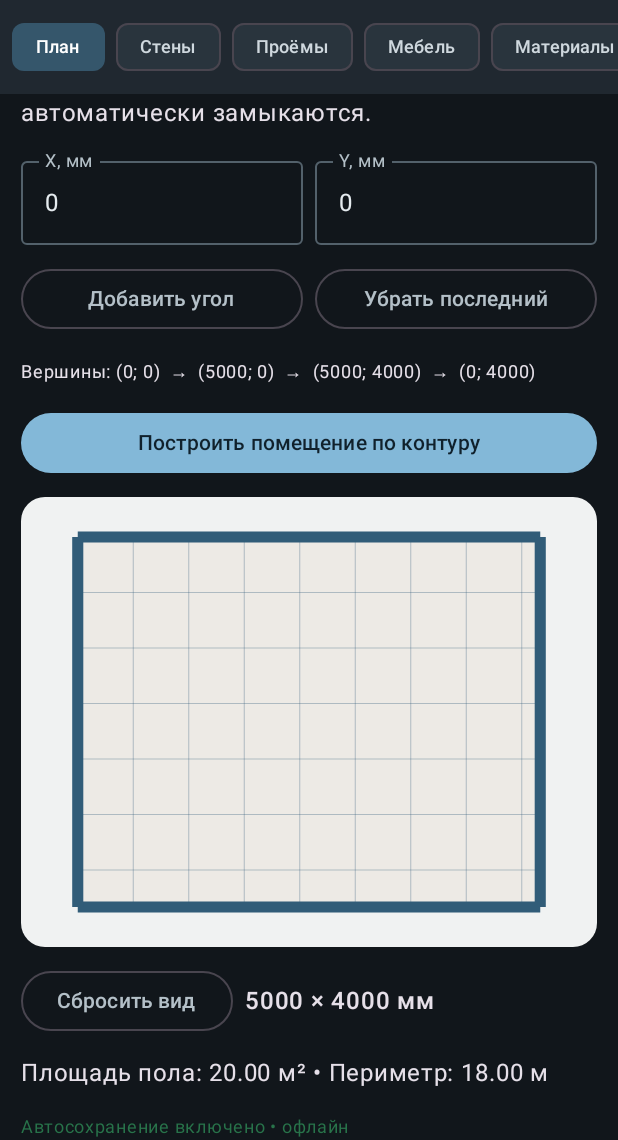
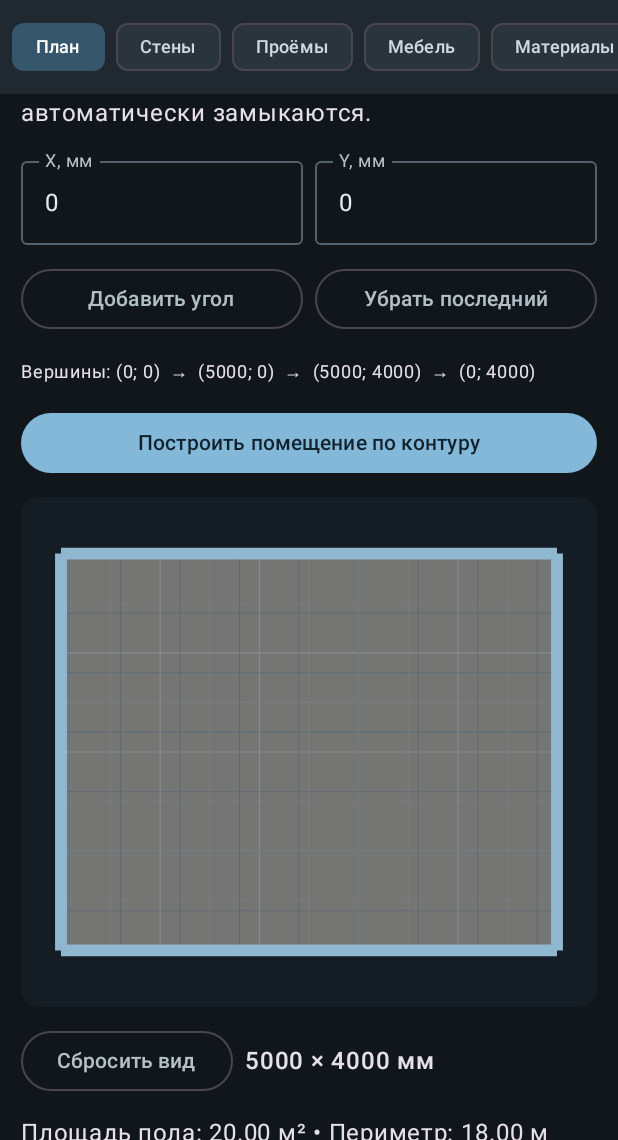
Before and after one commit to Romangold999/PLAN-DESIGN-3D, an Android app built with Jetpack Compose: the screen it shows after launch (MainActivity), scrolled down 488 dp, on a phone screen of 412 x 824 dp, the part 96-1236 px from its top. Run offline under Robolectric (Android 15) with nearby library versions, the phone set to English and light mode, and no system bars.

Commit message:
Refine plan and elevation canvases with dark CAD drafting grid

```diff
--- a/app/src/main/java/com/romgold/plandesign3d/MainActivity.kt
+++ b/app/src/main/java/com/romgold/plandesign3d/MainActivity.kt
@@ -256,7 +256,7 @@ private fun PlanEditor(project: ProjectDocument, change: (ProjectDocument) -> Un
         change(project.copy(room = shape, furniture = emptyList()))
     }, enabled = vertices.size >= 3, modifier = Modifier.fillMaxWidth()) { Text("Построить помещение по контуру") }
 
-    Box(Modifier.fillMaxWidth().height(300.dp).background(Color(0xFFF0F2F2), RoundedCornerShape(16.dp)).padding(8.dp)) {
+    Box(Modifier.fillMaxWidth().height(340.dp).background(Color(0xFF151D24), RoundedCornerShape(12.dp)).padding(8.dp)) {
         Canvas(Modifier.fillMaxSize().pointerInput(project.room) {
             detectTransformGestures { _, delta, zoomDelta, _ ->
                 zoom = (zoom * zoomDelta).coerceIn(0.45f, 6f)
@@ -271,6 +271,14 @@ private fun PlanEditor(project: ProjectDocument, change: (ProjectDocument) -> Un
             val minY = project.room.walls.minOf { min(it.start.yMm, it.end.yMm) }
             val origin = Offset((size.width - bw * scale) / 2f, (size.height - bd * scale) / 2f) + pan
             fun point(x: Int, y: Int) = Offset(origin.x + (x - minX) * scale, origin.y + (y - minY) * scale)
+            for (x in minX..(minX + bw) step 500) {
+                val major = (x % 1000 == 0)
+                drawLine(if (major) Color(0xFF344653) else Color(0xFF26343E), point(x, minY), point(x, minY + bd), strokeWidth = if (major) 1.2f else 0.6f)
+            }
+            for (y in minY..(minY + bd) step 500) {
+                val major = (y % 1000 == 0)
+                drawLine(if (major) Color(0xFF344653) else Color(0xFF26343E), point(minX, y), point(minX + bw, y), strokeWidth = if (major) 1.2f else 0.6f)
+            }
             val floorPath = Path().apply {
                 val first = point(project.room.walls.first().start.xMm, project.room.walls.first().start.yMm)
                 moveTo(first.x, first.y)
@@ -298,14 +306,14 @@ private fun PlanEditor(project: ProjectDocument, change: (ProjectDocument) -> Un
                 val a = point(wall.start.xMm, wall.start.yMm)
                 val b = point(wall.end.xMm, wall.end.yMm)
                 val stroke = (wall.thicknessMm * scale).coerceAtLeast(5f)
-                drawLine(Color(0xFF315C78), a, b, strokeWidth = stroke)
+                drawLine(Color(0xFF8FB8D0), a, b, strokeWidth = stroke)
                 project.room.openings.filter { it.wallIndex == index }.forEach { opening ->
                     val length = wall.lengthMm.toFloat()
                     val from = opening.offsetMm / length
                     val to = (opening.offsetMm + opening.widthMm) / length
                     val p1 = Offset(a.x + (b.x - a.x) * from, a.y + (b.y - a.y) * from)
                     val p2 = Offset(a.x + (b.x - a.x) * to, a.y + (b.y - a.y) * to)
-                    drawLine(Color(0xFFF0F2F2), p1, p2, strokeWidth = stroke + 3f)
+                    drawLine(Color(0xFF151D24), p1, p2, strokeWidth = stroke + 3f)
                     if (opening.type == OpeningType.WINDOW) drawLine(Color(0xFF38A6C8), p1, p2, strokeWidth = 3f)
                 }
             }
@@ -318,7 +326,7 @@ private fun PlanEditor(project: ProjectDocument, change: (ProjectDocument) -> Un
                 val p = Offset(center.x - s.width / 2f, center.y - s.height / 2f)
                 rotate(item.rotationDegrees.toFloat(), center) {
                     drawRect(Color(0xFFB77B55), p, s)
-                    drawRect(Color(0xFF704D3A), p, s, style = Stroke(2f))
+                    drawRect(Color(0xFFE0B08D), p, s, style = Stroke(2f))
                 }
             }
             project.annotations.forEach { annotation ->
@@ -671,21 +679,21 @@ private fun WallElevationEditor(project: ProjectDocument) {
             }
         }
     }
-    Canvas(Modifier.fillMaxWidth().height(260.dp).background(Color(0xFFF0F2F2), RoundedCornerShape(12.dp)).padding(12.dp)) {
+    Canvas(Modifier.fillMaxWidth().height(260.dp).background(Color(0xFF151D24), RoundedCornerShape(12.dp)).padding(12.dp)) {
         val scale = min((size.width - 32f) / wall.lengthMm.toFloat(), (size.height - 32f) / wall.heightMm.toFloat())
         val wallWidth = wall.lengthMm.toFloat() * scale
         val wallHeight = wall.heightMm * scale
         val left = (size.width - wallWidth) / 2f
         val top = (size.height - wallHeight) / 2f
         drawRect(Color(project.wallFinish.colorArgb), Offset(left, top), Size(wallWidth, wallHeight))
-        drawRect(Color(0xFF315C78), Offset(left, top), Size(wallWidth, wallHeight), style = Stroke(3f))
+        drawRect(Color(0xFF8FB8D0), Offset(left, top), Size(wallWidth, wallHeight), style = Stroke(3f))
         openings.forEach { opening ->
             val x = left + opening.offsetMm * scale
             val h = opening.heightMm * scale
             val y = top + (wall.heightMm - opening.sillHeightMm - opening.heightMm) * scale
             val color = if (opening.type == OpeningType.WINDOW) Color(0xFF77C8DE) else Color(0xFFF0F2F2)
             drawRect(color, Offset(x, y), Size(opening.widthMm * scale, h))
-            drawRect(Color(0xFF315C78), Offset(x, y), Size(opening.widthMm * scale, h), style = Stroke(2f))
+            drawRect(Color(0xFF8FB8D0), Offset(x, y), Size(opening.widthMm * scale, h), style = Stroke(2f))
         }
     }
     EstimateLine("Длина", wall.lengthMm.toInt().toString() + " мм")
```
